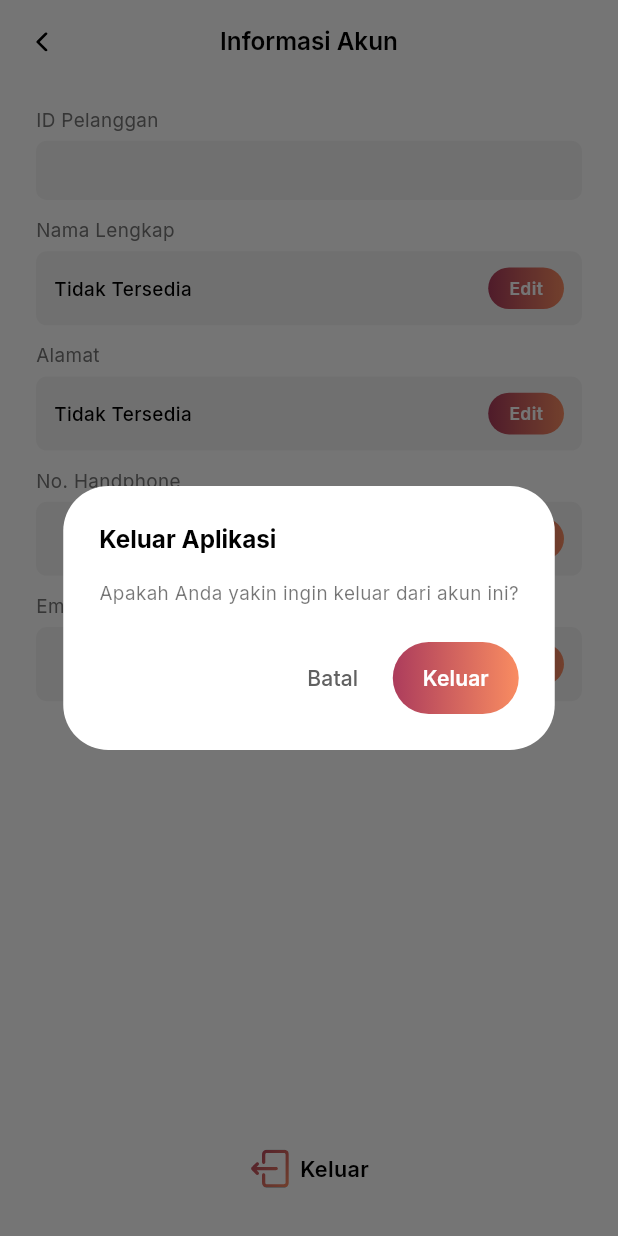
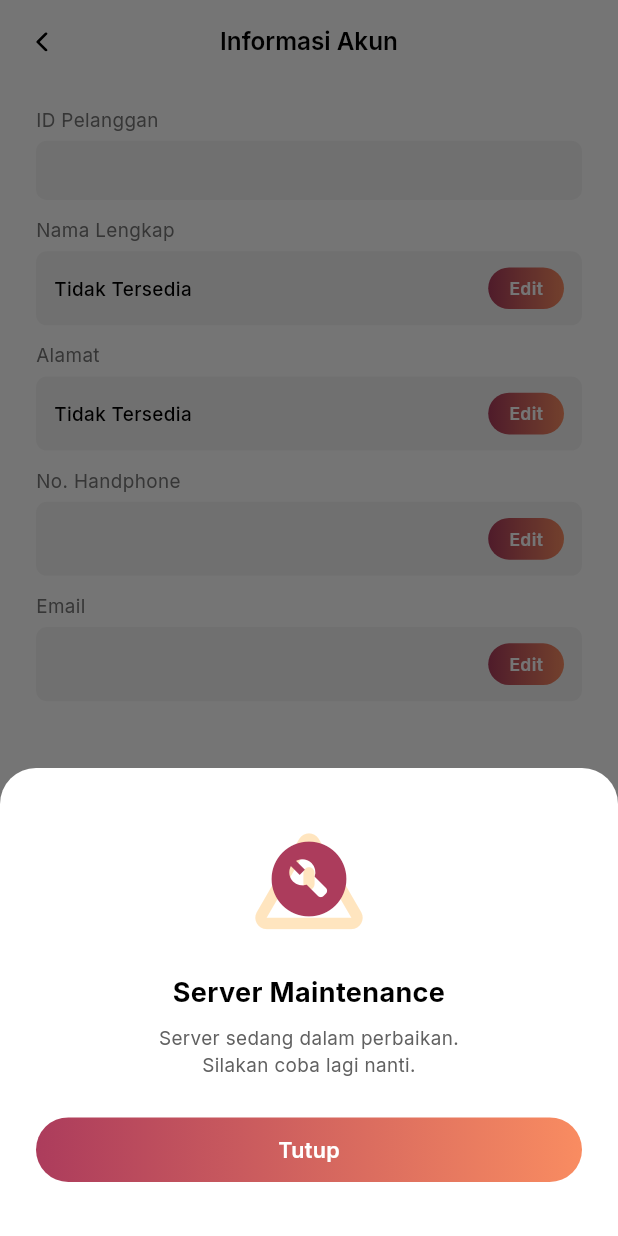
Before and after one commit to Isnawan25/MyLifemedia, a Flutter app: the ProfileScreen screen opened directly with empty values, after a tap on "Keluar", on a phone screen of 412 x 824 dp. Run offline on Flutter 3.47's test engine with Material 3 defaults, Android fonts, the phone set to English and light mode, and no system bars; our stand-ins replace dio, flutter_html, flutter_screenutil, flutter_secure_storage, flutter_svg, google_fonts and 3 more; missing offline and left inert: flutter_osm_plugin; accounts and stored records are empty; network calls fail.

Commit message:
UI Added Nopel

```diff
--- a/lib/data/network/api_service.dart
+++ b/lib/data/network/api_service.dart
@@ -16,6 +16,7 @@
 import 'package:flutter_secure_storage/flutter_secure_storage.dart';
 import 'package:mylm/data/models/product/exists_package_response.dart';
 import 'package:mylm/data/models/product/upgrade_package_response.dart';
+import 'package:mylm/data/network/check_server_status.dart';
 
 
 
@@ -133,6 +134,10 @@
       String accessToken,
       BuildContext context,
       ) async {
+    // 🔍 Cek dulu apakah server hidup
+    if (!await checkServerStatus(context)) {
+      return null; // stop jika server mati
+    }
     final url = Uri.parse("$baseUrl/detailprofile?cust_number=$custNumber");
 
     try {
--- /dev/null
+++ b/lib/data/network/check_server_status.dart
@@ -0,0 +1,136 @@
+import 'dart:io';
+import 'dart:async';
+import 'package:flutter/material.dart';
+import 'package:flutter/services.dart';
+import 'package:http/http.dart' as http;
+import 'package:google_fonts/google_fonts.dart';
+import 'package:flutter_screenutil/flutter_screenutil.dart';
+import 'package:mylm/base/lifemedia_colors.dart';
+
+Future<bool> checkServerStatus(BuildContext context) async {
+  const baseUrl = "http://202.169.231.66:83";
+
+  try {
+    final response = await http.get(
+      Uri.parse(baseUrl),
+    ).timeout(const Duration(seconds: 3));
+
+    if (response.statusCode == 200 || response.statusCode == 404) {
+      // Server nyala (walaupun 404 tetap berarti hidup)
+      return true;
+    } else {
+      // Status lain dianggap bermasalah
+      showServerDownSheet(context);
+      return false;
+    }
+  } on SocketException catch (_) {
+    showServerDownSheet(context);
+    return false;
+  } on HttpException catch (_) {
+    showServerDownSheet(context);
+    return false;
+  } on TimeoutException catch (_) {
+    showServerDownSheet(context);
+    return false;
+  } catch (e) {
+    showServerDownSheet(context);
+    return false;
+  }
+}
+
+void showServerDownSheet(BuildContext context) {
+  showModalBottomSheet(
+    context: context,
+    isDismissible: false,
+    enableDrag: false,
+    backgroundColor: Colors.transparent,
+    builder: (context) {
+      return Container(
+        width: double.infinity,
+        padding: EdgeInsets.symmetric(horizontal: 24.w, vertical: 32.h),
+        decoration: const BoxDecoration(
+          color: Colors.white,
+          borderRadius: BorderRadius.vertical(top: Radius.circular(24)),
+        ),
+        child: Column(
+          mainAxisSize: MainAxisSize.min,
+          children: [
+            Stack(
+              alignment: Alignment.center,
+              children: [
+                Icon(
+                  Icons.warning_amber_rounded,
+                  size: 90.w,
+                  color: Colors.orange.withValues(alpha: 0.25),
+                ),
+                Icon(
+                  Icons.build_circle_rounded,
+                  size: 60.w,
+                  color: darkorange,
+                ),
+              ],
+            ),
+
+            SizedBox(height: 20.h),
+
+            // Judul
+            Text(
+              "Server Maintenance",
+              textAlign: TextAlign.center,
+              style: GoogleFonts.inter(
+                fontSize: 20.sp,
+                fontWeight: FontWeight.w700,
+                color: Colors.black,
+              ),
+            ),
+
+            SizedBox(height: 10.h),
+
+            // Deskripsi
+            Text(
+              "Server sedang dalam perbaikan.\nSilakan coba lagi nanti.",
+              textAlign: TextAlign.center,
+              style: GoogleFonts.inter(
+                fontSize: 14.sp,
+                color: Colors.grey[700],
+                height: 1.4,
+              ),
+            ),
+
+            SizedBox(height: 28.h),
+
+            // Tombol Tutup
+            GestureDetector(
+              onTap: () {
+                SystemNavigator.pop();
+              },
+              child: Container(
+                width: double.infinity,
+                height: 48.h,
+                decoration: BoxDecoration(
+                  borderRadius: BorderRadius.circular(30.r),
+                  gradient: const LinearGradient(
+                    colors: [darkorange, orange],
+                    begin: Alignment.centerLeft,
+                    end: Alignment.centerRight,
+                  ),
+                ),
+                alignment: Alignment.center,
+                child: Text(
+                  "Tutup",
+                  style: GoogleFonts.inter(
+                    fontSize: 16.sp,
+                    fontWeight: FontWeight.w600,
+                    color: Colors.white,
+                  ),
+                ),
+              ),
+            ),
+
+            SizedBox(height: 8.h),
+          ],
+        ),
+      );
+    },
+  );
+}
--- a/lib/screen/main/main_profile_screen.dart
+++ b/lib/screen/main/main_profile_screen.dart
@@ -4,7 +4,7 @@
 import 'package:mylm/screen/helpdesk/helpdesk_screen.dart';
 import 'package:mylm/screen/home/home_screen.dart';
 import 'package:mylm/screen/riwayat_tagihan/riwayat_tagihan_screen.dart';
-import 'package:mylm/screen/user_profil/profile_screen.dart';
+import 'package:mylm/screen/user_profile/profile_screen.dart';
 
 class MainProfileScreen extends StatefulWidget {
   final String custNumber;
--- a/lib/screen/main/main_screen.dart
+++ b/lib/screen/main/main_screen.dart
@@ -4,7 +4,7 @@
 import 'package:mylm/screen/helpdesk/helpdesk_screen.dart';
 import 'package:mylm/screen/home/home_screen.dart';
 import 'package:mylm/screen/riwayat_tagihan/riwayat_tagihan_screen.dart';
-import 'package:mylm/screen/user_profil/profile_screen.dart';
+import 'package:mylm/screen/user_profile/profile_screen.dart';
 
 class MainScreen extends StatefulWidget {
   final String custNumber;
--- a/lib/screen/message/status_pesan_screen.dart
+++ b/lib/screen/message/message_status_screen.dart
@@ -3,12 +3,12 @@
 import 'package:google_fonts/google_fonts.dart';
 import 'package:mylm/base/lifemedia_colors.dart';
 
-class StatusPesanScreen extends StatelessWidget {
+class MessageStatusScreen extends StatelessWidget {
   final String judulBantuan;
   final String deskripsi;
   final String waktu;
 
-  const StatusPesanScreen({
+  const MessageStatusScreen({
     super.key,
     required this.judulBantuan,
     required this.deskripsi,
@@ -91,7 +91,7 @@
               borderRadius: BorderRadius.circular(20.r),
               boxShadow: [
                 BoxShadow(
-                  color: Colors.black.withOpacity(0.08),
+                  color: Colors.black.withValues(alpha: 0.08),
                   blurRadius: 10,
                   spreadRadius: 2,
                   offset: const Offset(0, 4),
--- a/lib/screen/user_profil/profile_screen.dart
+++ b/lib/screen/user_profile/profile_screen.dart
@@ -6,10 +6,10 @@
 import 'package:mylm/base/widgets/text_utils.dart';
 import 'package:mylm/screen/login_screen.dart';
 import 'package:mylm/screen/main/main_screen.dart';
-import 'package:mylm/screen/user_profil/edit_alamat/edit_alamat_screen.dart';
-import 'package:mylm/screen/user_profil/edit_email_screen.dart';
-import 'package:mylm/screen/user_profil/edit_nama_screen.dart';
-import 'package:mylm/screen/user_profil/edit_nomor_screen.dart';
+import 'package:mylm/screen/user_profile/edit_alamat/edit_alamat_screen.dart';
+import 'package:mylm/screen/user_profile/edit_email_screen.dart';
+import 'package:mylm/screen/user_profile/edit_nama_screen.dart';
+import 'package:mylm/screen/user_profile/edit_nomor_screen.dart';
 import 'package:mylm/data/models/user_profile/detail_profile_response.dart';
 import 'package:mylm/data/network/api_service.dart';
 import 'package:mylm/data/preferences/user_preferences.dart';
@@ -108,7 +108,7 @@
             // Nama Lengkap
             _buildInfoField(
               label: "Nama Lengkap",
-              value: shortText(profile?.custName ?? "...", limit: 30),
+              value: shortText(profile?.custName ?? "Nama Tidak Tersedia", limit: 30),
               onPressed: () {
                 Navigator.push(context,
                     MaterialPageRoute(builder: (context) => const EditNamaScreen()));
```
Also changed, not shown: lib/screen/add_new_idcust/add_custlist_screen.dart (added, +189 -0 lines), lib/screen/add_new_idcust/addcust_bottomsheet.dart (added, +125 -0 lines), lib/screen/home/home_screen.dart (+77 -23 lines), lib/screen/message/message_screen.dart (renamed from lib/screen/message/pesan_screen.dart, +6 -6 lines), lib/screen/user_profile/edit_alamat/edit_alamat_screen.dart (renamed from lib/screen/user_profil/edit_alamat/edit_alamat_screen.dart, +4 -4 lines), lib/screen/user_profile/edit_alamat/tambah_alamat_screen.dart (renamed from lib/screen/user_profil/edit_alamat/tambah_alamat_screen.dart), lib/screen/user_profile/edit_alamat/ubah_alamat_screen.dart (renamed from lib/screen/user_profil/edit_alamat/ubah_alamat_screen.dart), lib/screen/user_profile/edit_email_screen.dart (renamed from lib/screen/user_profil/edit_email_screen.dart), lib/screen/user_profile/edit_nama_screen.dart (renamed from lib/screen/user_profil/edit_nama_screen.dart), lib/screen/user_profile/edit_nomor_screen.dart (renamed from lib/screen/user_profil/edit_nomor_screen.dart).
